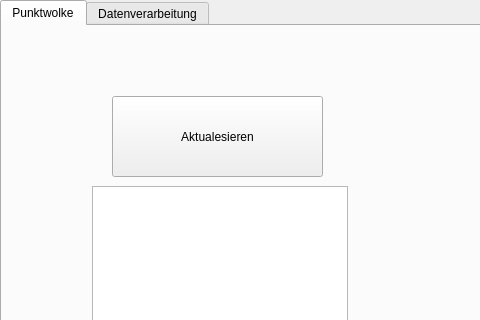
Above: stereo_camera_programm_gui/form.ui from NiklasEiler/Stereo_camera_program before the change; both pictures show x 0 to 480 and y 0 to 320 of the 800 by 600 pixel window. Below: the same form after it.
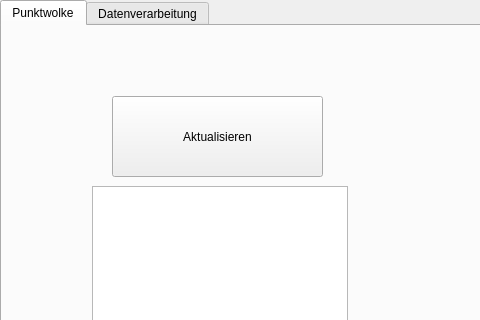
That is the form after the change. The open tabs and pages were chosen to show the change. Icons and pictures are not drawn.

What changed in the file:
```diff
--- a/stereo_camera_programm_gui/form.ui
+++ b/stereo_camera_programm_gui/form.ui
@@ -126,7 +126,7 @@
       </rect>
      </property>
      <property name="text">
-      <string>Aktualesieren</string>
+      <string>Aktualisieren</string>
      </property>
     </widget>
     <widget class="QPushButton" name="execut_pc_pro">
```
Left out of the diff: 2 changed lines with no effect on the pictures.
